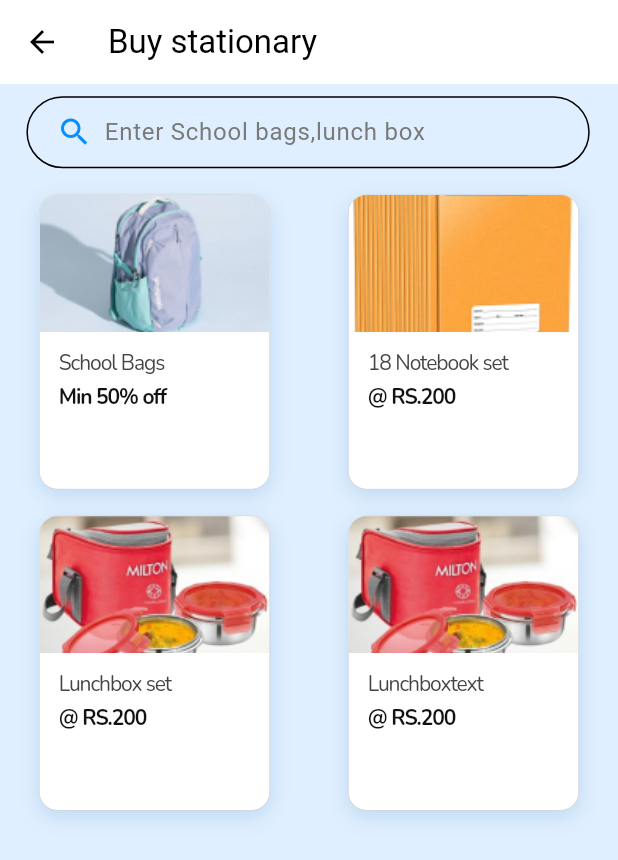
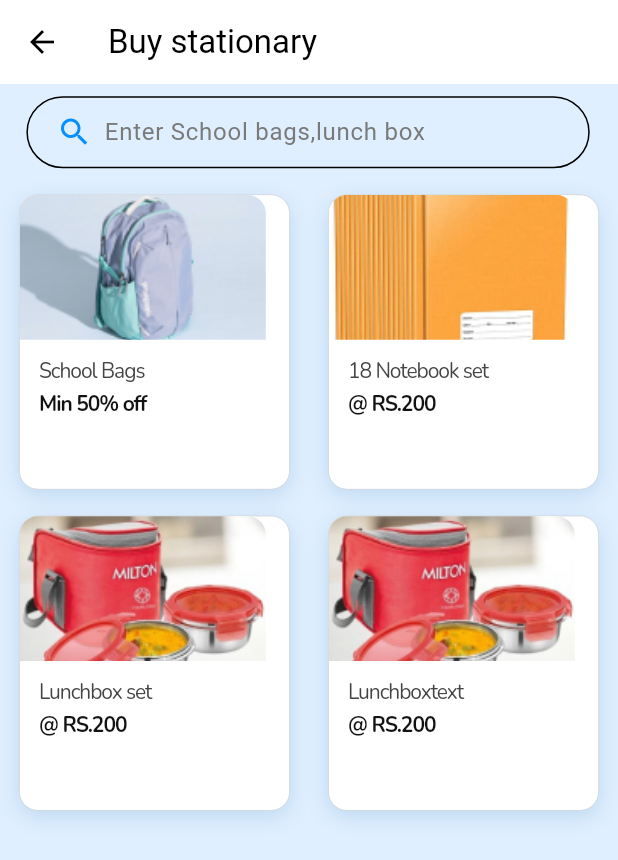
Before and after one commit to bukizz-store/bukizz_app, a Flutter app: the ViewAllSchoolScreen screen opened by its route, on a phone screen of 412 x 824 dp. Shown: the top 860 px of the screen. Run offline on Flutter 3.47's test engine with Material 3 defaults, Android fonts, the phone set to English and light mode, and no system bars; our stand-ins replace carousel_slider, cloud_firestore, curved_navigation_bar, dots_indicator, firebase_auth, firebase_core and 8 more; accounts and stored records are empty.

Commit message:
view all stationary fixed

```diff
--- a/lib/ui/screens/HomeView/Ecommerce/product/view_all_stationary.dart
+++ b/lib/ui/screens/HomeView/Ecommerce/product/view_all_stationary.dart
@@ -33,7 +33,8 @@ class _ViewAllSchoolScreenState extends State<ViewAllSchoolScreen> {
       appBar: AppBar(
         title: const Text('Buy stationary'),
       ),
-      body: Column(
+      body: SingleChildScrollView(
+        child: Column(
           crossAxisAlignment: CrossAxisAlignment.start,
           children: [
             SizedBox(height: dimensions.height8),
@@ -50,8 +51,10 @@ class _ViewAllSchoolScreenState extends State<ViewAllSchoolScreen> {
 
             SizedBox(height: dimensions.height8*1.5),
 
-          Expanded(
-            child: GridView.builder(
+            Container(
+              width: dimensions.screenWidth,
+              height: dimensions.screenHeight,
+              child:  GridView.builder(
                   gridDelegate: SliverGridDelegateWithFixedCrossAxisCount(
                     crossAxisCount: 2,
                     // crossAxisSpacing: dimensions.width24/3,
@@ -61,9 +64,7 @@ class _ViewAllSchoolScreenState extends State<ViewAllSchoolScreen> {
                   itemBuilder: (context, index) {
 
                     return Container(
-                    margin: EdgeInsets.symmetric(horizontal: dimensions.width24,vertical: dimensions.height10/2),
-                    width: dimensions.width146,
-                    height: dimensions.height10,
+                      margin: EdgeInsets.symmetric(horizontal: dimensions.width24/2,vertical: dimensions.height10/2),
                       decoration: ShapeDecoration(
                         color: Colors.white,
                         shape: RoundedRectangleBorder(
@@ -89,8 +90,8 @@ class _ViewAllSchoolScreenState extends State<ViewAllSchoolScreen> {
                         crossAxisAlignment: CrossAxisAlignment.start,
                         children: [
                           Container(
-                          width: dimensions.width146,
-                          height: dimensions.height10*9,
+                            width: dimensions.width10*16.8,
+                            height: dimensions.height10*9.5,
                             child: ClipRRect(
                                 borderRadius:BorderRadius.only(topLeft: Radius.circular(12),topRight: Radius.circular(12)),
                                 child: Image.asset('assets/stationary/${index+1}.jpg',fit: BoxFit.cover,)
@@ -115,6 +116,7 @@ class _ViewAllSchoolScreenState extends State<ViewAllSchoolScreen> {
             )
           ],
         ),
+      ),
 
     );
   }
```
Lines whose indentation alone changed are shown as unchanged.
